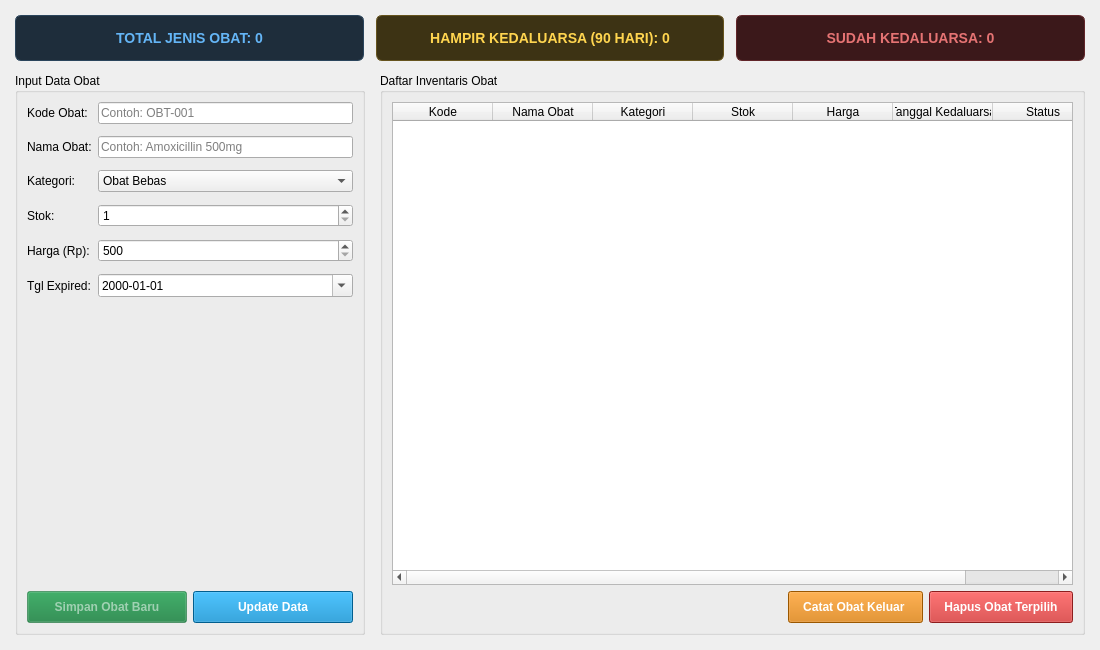
Qt form mainwindow.ui (ParikesitDotNet/Tugas-Akhir-Kelompok12) before a commit.
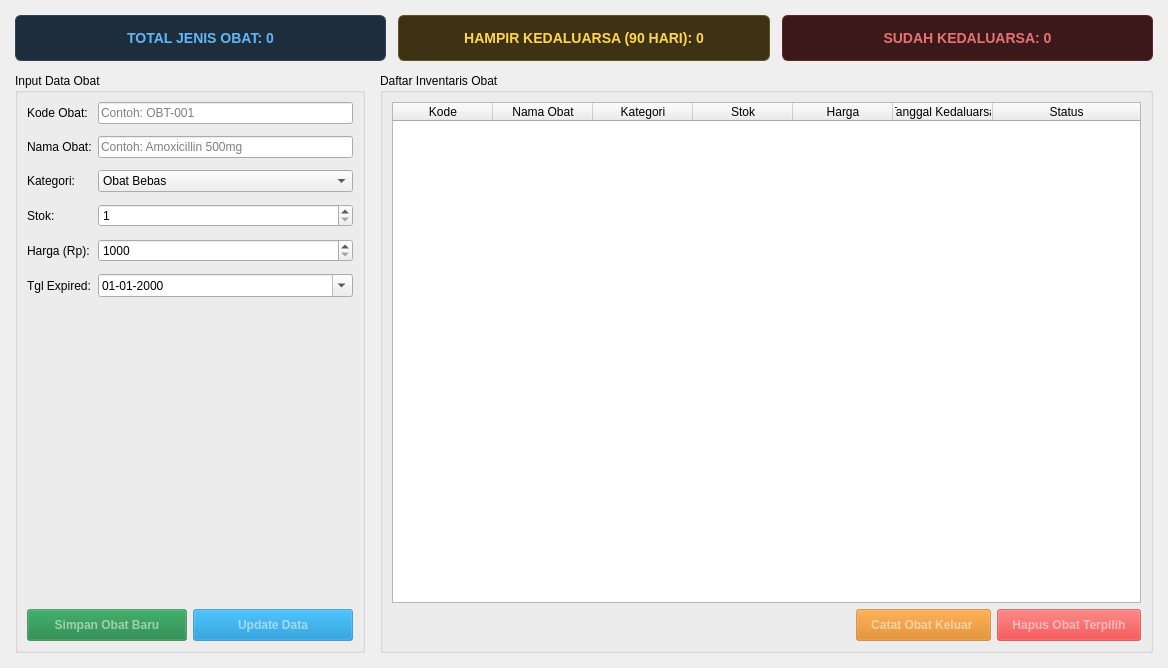
The same form after that commit.

Commit message: Adding UI/UX improvement (all buttons disabled state at start, date format)

What changed in the file:
```diff
--- a/mainwindow.ui
+++ b/mainwindow.ui
@@ -6,8 +6,8 @@
    <rect>
     <x>0</x>
     <y>0</y>
-    <width>1100</width>
-    <height>650</height>
+    <width>1168</width>
+    <height>668</height>
    </rect>
   </property>
   <property name="windowTitle">
@@ -190,7 +190,7 @@
            <item row="4" column="1">
             <widget class="QSpinBox" name="inputHarga">
              <property name="minimum">
-              <number>500</number>
+              <number>1000</number>
              </property>
              <property name="maximum">
               <number>10000000</number>
@@ -210,7 +210,7 @@
            <item row="5" column="1">
             <widget class="QDateEdit" name="inputExpired">
              <property name="displayFormat">
-              <string>yyyy-MM-dd</string>
+              <string>dd-MM-yyyy</string>
              </property>
              <property name="calendarPopup">
               <bool>true</bool>
@@ -265,6 +265,9 @@
            </item>
            <item>
             <widget class="QPushButton" name="btnItemUpdate">
+             <property name="enabled">
+              <bool>false</bool>
+             </property>
              <property name="cursor">
               <cursorShape>PointingHandCursor</cursorShape>
              </property>
@@ -276,7 +279,12 @@
 }
 
 QPushButton:pressed{
-background-color:#0ea5e9;
+background-color:#075985;
+}
+
+QPushButton:disabled{
+    background-color: rgba(2, 132, 199, 0.5);
+    color: rgba(255, 255, 255, 130);
 }</string>
              </property>
              <property name="text">
@@ -360,11 +368,27 @@
            </item>
            <item>
             <widget class="QPushButton" name="btnItemOut">
+             <property name="enabled">
+              <bool>false</bool>
+             </property>
              <property name="cursor">
               <cursorShape>PointingHandCursor</cursorShape>
              </property>
              <property name="styleSheet">
-              <string notr="true">background-color: #d87a00; color: white; padding: 8px 14px; font-weight: bold;</string>
+              <string notr="true">QPushButton{background-color: #d97706; color: white; padding: 8px 14px; font-weight: bold;}
+
+QPushButton:hover{
+background-color:#b45309;
+}
+
+QPushButton:pressed{
+background-color:#92400e;
+}
+
+QPushButton:disabled{
+    background-color: rgba(217, 119, 6, 0.5);
+    color: rgba(255, 255, 255, 130);
+}</string>
              </property>
              <property name="text">
               <string>Catat Obat Keluar </string>
@@ -373,11 +397,27 @@
            </item>
            <item>
             <widget class="QPushButton" name="btnItemRemove">
+             <property name="enabled">
+              <bool>false</bool>
+             </property>
              <property name="cursor">
               <cursorShape>PointingHandCursor</cursorShape>
              </property>
              <property name="styleSheet">
-              <string notr="true">background-color: #c62828; color: white; padding: 8px 14px; font-weight: bold;</string>
+              <string notr="true">QPushButton{background-color: #dc2626; color: white; padding: 8px 14px; font-weight: bold;}
+
+QPushButton:hover{
+background-color:#b91c1c	;
+}
+
+QPushButton:pressed{
+background-color:#991b1b;
+}
+
+QPushButton:disabled{
+    background-color: rgba(220, 38, 38, 0.5);
+    color: rgba(255, 255, 255, 130);
+}</string>
              </property>
              <property name="text">
               <string>Hapus Obat Terpilih</string>
```
Left out of the diff: 2 changed lines with no effect on the pictures. The commit also changes 1 other file.
